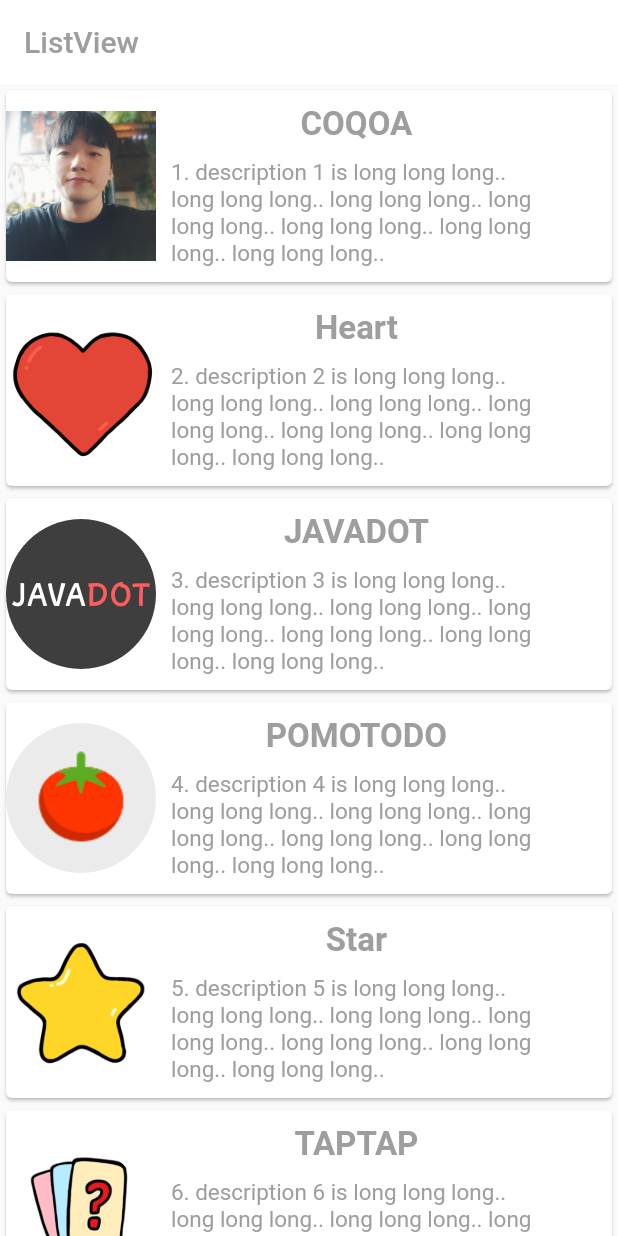
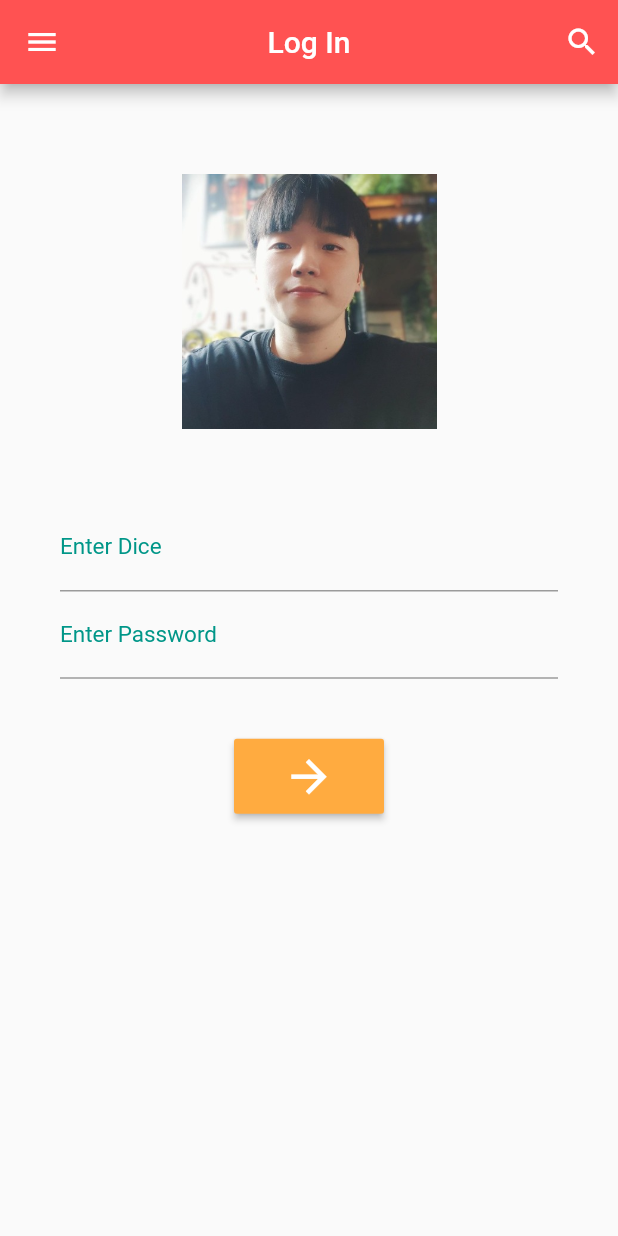
Before and after one commit to coqoa/flutter_codingchef_beginner, a Flutter app: the screen it shows after launch, on a phone screen of 412 x 824 dp. Run offline on Flutter 3.47's test engine with Material 2 defaults, Android fonts, the phone set to English and light mode, and no system bars.

Commit message:
220819 기본 로그인 페이지

```diff
--- a/lib/main.dart
+++ b/lib/main.dart
@@ -9,155 +9,80 @@ class MyApp extends StatelessWidget {
 
   @override
   Widget build(BuildContext context) {
-    return const MaterialApp(
-      home: ListViewPage(),
-    );
+    return const MaterialApp(title: 'Dice game', home: LogIn());
   }
 }
 
-class ListViewPage extends StatefulWidget {
-  const ListViewPage({Key? key}) : super(key: key);
+class LogIn extends StatefulWidget {
+  const LogIn({Key? key}) : super(key: key);
 
   @override
-  State<ListViewPage> createState() => _ListViewPageState();
+  State<LogIn> createState() => _LogInState();
 }
 
-class _ListViewPageState extends State<ListViewPage> {
-  var titleList = [
-    'COQOA',
-    'Heart',
-    'JAVADOT',
-    'POMOTODO',
-    'Star',
-    'TAPTAP',
-  ];
-  var imageList = [
-    'assets/COQOA.jpeg',
-    'assets/Heart.png',
-    'assets/JAVADOT.png',
-    'assets/POMOTODO.png',
-    'assets/Star.png',
-    'assets/TAPTAP.png',
-  ];
-  var description = [
-    '1. description 1 is long long long.. long long long.. long long long.. long long long.. long long long.. long long long.. long long long..',
-    '2. description 2 is long long long.. long long long.. long long long.. long long long.. long long long.. long long long.. long long long..',
-    '3. description 3 is long long long.. long long long.. long long long.. long long long.. long long long.. long long long.. long long long..',
-    '4. description 4 is long long long.. long long long.. long long long.. long long long.. long long long.. long long long.. long long long..',
-    '5. description 5 is long long long.. long long long.. long long long.. long long long.. long long long.. long long long.. long long long..',
-    '6. description 6 is long long long.. long long long.. long long long.. long long long.. long long long.. long long long.. long long long..',
-  ];
-  void showPopUp(context, title, image, description) {
-    showDialog(
-        context: context,
-        builder: (context) {
-          return Dialog(
-            child: Container(
-              width: MediaQuery.of(context).size.width * 0.7,
-              height: 380,
-              decoration: BoxDecoration(
-                  borderRadius: BorderRadius.circular(10), color: Colors.white),
-              child: Column(
-                children: [
-                  const SizedBox(
-                    height: 10,
-                  ),
-                  ClipRRect(
-                    borderRadius: BorderRadius.circular(10),
-                    child: Image.asset(image, width: 200, height: 200),
-                  ),
-                  const SizedBox(
-                    height: 10,
-                  ),
-                  Text(
-                    title,
-                    style: const TextStyle(
-                        fontSize: 25,
-                        fontWeight: FontWeight.bold,
-                        color: Colors.grey),
-                  ),
-                  Padding(
-                    padding: EdgeInsets.all(8),
-                    child: Text(
-                      description,
-                      maxLines: 3,
-                      style: TextStyle(fontSize: 15, color: Colors.grey[500]),
-                      textAlign: TextAlign.center,
-                    ),
-                  ),
-                  ElevatedButton.icon(
-                    onPressed: (){
-                      Navigator.pop(context);
-                    },
-                    icon: const Icon(Icons.close),
-                    label: const Text('Close'),
-                    ),
-                ],
+class _LogInState extends State<LogIn> {
+  @override
+  Widget build(BuildContext context) {
+    return Scaffold(
+      appBar: AppBar(
+        title: Text('Log In'),
+        backgroundColor: Colors.redAccent,
+        centerTitle: true,
+        leading: IconButton(
+          icon: Icon(Icons.menu),
+          onPressed: () {},
+        ),
+        actions: [IconButton(onPressed: () {}, icon: Icon(Icons.search))],
+      ),
+      body: SingleChildScrollView(
+        //
+        child: Column(
+          children: [
+            Padding(padding: EdgeInsets.only(top: 50.0)),
+            Center(
+              child: Image(
+                image: AssetImage('assets/COQOA.jpeg'),
+                width: 170.0,
+                height: 190.0,
               ),
             ),
-          );
-        });
-  }
-
-  @override
-  Widget build(BuildContext context) {
-    double width = MediaQuery.of(context).size.width * 0.6;
-    return Scaffold(
-      appBar: AppBar(
-        title: const Text(
-          'ListView',
-          style: TextStyle(color: Colors.grey),
+            Form(
+                child: Theme(
+                    data: ThemeData(
+                        primaryColor: Colors.teal,
+                        inputDecorationTheme: InputDecorationTheme(
+                            labelStyle:
+                                TextStyle(color: Colors.teal, fontSize: 15.0))),
+                    child: Container(
+                      padding: EdgeInsets.all(40.0),
+                      child: Column(
+                        children: [
+                          TextField(
+                            decoration:
+                                InputDecoration(labelText: 'Enter Dice'),
+                            keyboardType: TextInputType.emailAddress,
+                          ),
+                          TextField(
+                            decoration:
+                                InputDecoration(labelText: 'Enter Password'),
+                            keyboardType: TextInputType.text,
+                            obscureText: true,
+                          ),
+                          SizedBox(height: 40.0,),
+                          ButtonTheme(
+                              minWidth: 100.0,
+                              height: 50.0,
+                              child: RaisedButton(
+                                  color: Colors.orangeAccent,
+                                  child: Icon(Icons.arrow_forward,
+                                  color: Colors.white,
+                                  size: 35.0,),
+                                  onPressed: () {}))
+                        ],
+                      ),
+                    ))),
+          ],
         ),
-        backgroundColor: Colors.white,
-        elevation: 0.0,
-      ),
-      body: ListView.builder(
-        itemCount: titleList.length,
-        itemBuilder: (context, index) {
-          return GestureDetector(
-            onTap: () {
-              print(titleList[index]);
-              showPopUp(context, titleList[index], imageList[index],
-                  description[index]);
-            },
-            child: Card(
-              child: Row(
-                children: [
-                  SizedBox(
-                    width: 100,
-                    height: 100,
-                    child: Image.asset(imageList[index]),
-                  ),
-                  Padding(
-                    padding: const EdgeInsets.all(10),
-                    child: Column(
-                      children: [
-                        Text(
-                          titleList[index],
-                          style: const TextStyle(
-                              fontSize: 22,
-                              fontWeight: FontWeight.bold,
-                              color: Colors.grey),
-                        ),
-                        SizedBox(
-                          height: 10,
-                        ),
-                        SizedBox(
-                          width: width,
-                          child: Text(
-                            description[index],
-                            style: TextStyle(
-                                fontSize: 15, color: Colors.grey[500]),
-                          ),
-                        )
-                      ],
-                    ),
-                  ),
-                ],
-              ),
-            ),
-          );
-        },
       ),
     );
   }
```
Also changed, not shown: pubspec.yaml (+1 -6 lines), assets/GIT.png (added), assets/IAMPORT.png (added).
